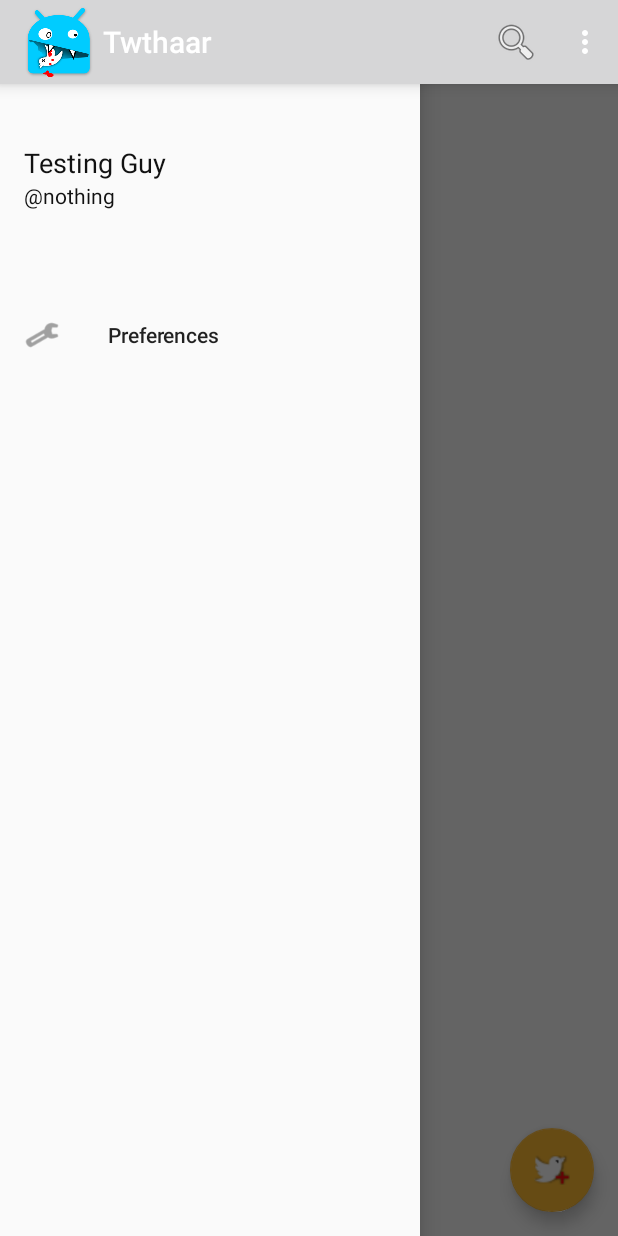
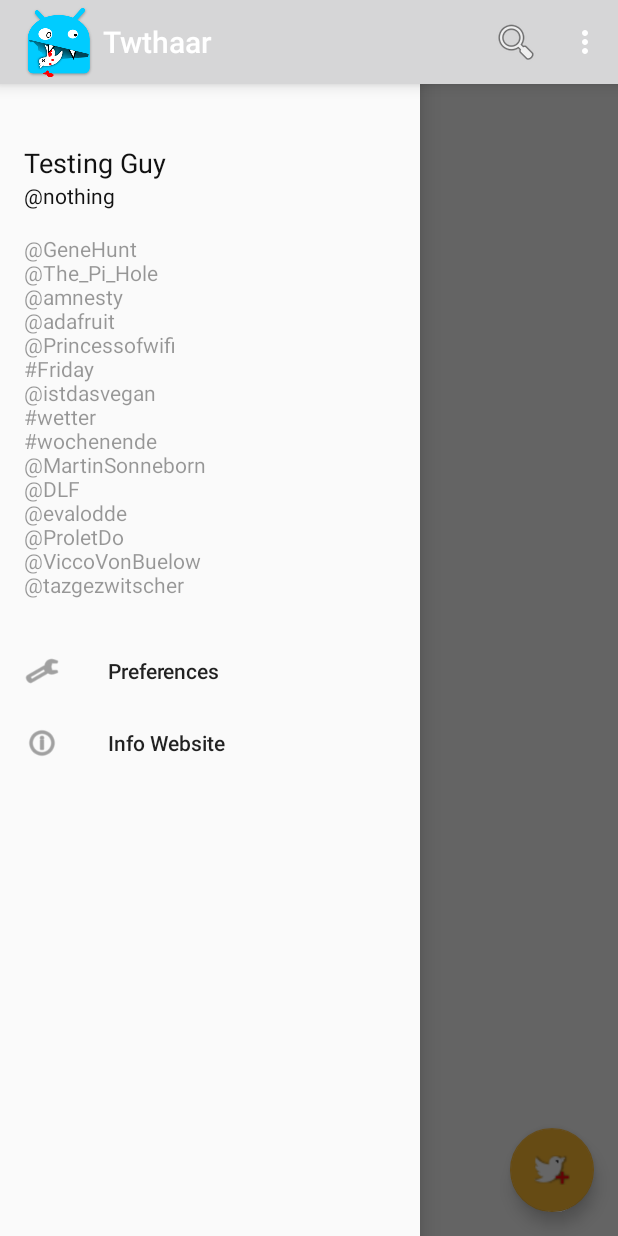
Before and after one commit to no-go/ReoTwe, an Android app: the screen it shows after launch (MainActivity), with the side drawer open, on a phone screen of 412 x 824 dp. Run offline under Robolectric (Android 15) with nearby library versions, the phone set to English and light mode, and no system bars; libraries missing offline, so code that uses them is left out: com.twitter.sdk; 13 statements that could not run were skipped.

Commit message:
more application hints about sidebar, how to click or browse and api-key. Reload app after leaving the prefrences. more dynamical sidebar

```diff
--- a/app/build.gradle
+++ b/app/build.gradle
@@ -7,8 +7,8 @@ android {
         applicationId "de.digisocken.twthaar"
         minSdkVersion 16
         targetSdkVersion 22
-        versionCode 178
-        versionName "1.78"
+        versionCode 179
+        versionName "1.79"
     }
     buildTypes {
         release {
--- a/app/src/main/java/de/digisocken/twthaar/MainActivity.java
+++ b/app/src/main/java/de/digisocken/twthaar/MainActivity.java
@@ -23,10 +23,12 @@ import android.support.v7.app.AppCompatActivity;
 import android.os.Bundle;
 import android.support.v7.app.AppCompatDelegate;
 import android.support.v7.widget.Toolbar;
+import android.util.Log;
 import android.view.Menu;
 import android.view.MenuInflater;
 import android.view.MenuItem;
 import android.view.View;
+import android.view.ViewGroup;
 import android.widget.ArrayAdapter;
 import android.widget.EditText;
 import android.widget.ImageButton;
@@ -36,9 +38,12 @@ import android.widget.TextView;
 import android.widget.Toast;
 
 import com.twitter.sdk.android.core.Callback;
+import com.twitter.sdk.android.core.DefaultLogger;
 import com.twitter.sdk.android.core.Result;
 import com.twitter.sdk.android.core.Twitter;
 import com.twitter.sdk.android.core.TwitterApiClient;
+import com.twitter.sdk.android.core.TwitterAuthConfig;
+import com.twitter.sdk.android.core.TwitterConfig;
 import com.twitter.sdk.android.core.TwitterCore;
 import com.twitter.sdk.android.core.TwitterException;
 import com.twitter.sdk.android.core.TwitterSession;
@@ -98,7 +103,7 @@ public class MainActivity extends AppCompatActivity
     @Override
     public boolean onPrepareOptionsMenu(Menu menu) {
         MenuItem mi2 = menu.findItem(R.id.action_allImages);
-        mi2.setChecked(TwthaarApp.mPreferences.getBoolean("imageful", false));
+        mi2.setChecked(TwthaarApp.mPreferences.getBoolean("imageful", true));
         return super.onPrepareOptionsMenu(menu);
     }
 
@@ -210,6 +215,8 @@ public class MainActivity extends AppCompatActivity
                         }
                     }
                 }
+                TextView favouriteList = (TextView) findViewById(R.id.favouriteList);
+                favouriteList.setText(iniQuery.replace(",","\n"));
                 TwthaarApp.mPreferences.edit().putString("STARTUSERS",iniQuery).apply();
                 Toast.makeText(MainActivity.this, R.string.favAdded, Toast.LENGTH_SHORT).show();
             }
@@ -250,19 +257,15 @@ public class MainActivity extends AppCompatActivity
                     if (userResult != null) {
                         TextView meTxt = (TextView) findViewById(R.id.fullname);
                         TextView meScrTxt = (TextView) findViewById(R.id.screenname);
-                        TextView favouriteList = (TextView) findViewById(R.id.favouriteList);
                         meScrTxt.setText("@" + username);
                         meTxt.setText(userResult.data.name);
+                        TextView favouriteList = (TextView) findViewById(R.id.favouriteList);
                         favouriteList.setText(
                                 TwthaarApp.mPreferences.getString("STARTUSERS", getString(R.string.defaultStarts)).replace(",","\n")
                         );
-
                     }
                 }
             });
-
-
-
         }
 
         FloatingActionButton fab = (FloatingActionButton) findViewById(R.id.fab);
@@ -306,6 +309,11 @@ public class MainActivity extends AppCompatActivity
         NavigationView navigationView = (NavigationView) findViewById(R.id.nav_view);
         navigationView.setNavigationItemSelectedListener(this);
 
+        if (TwthaarApp.mPreferences.getString("CONSUMER_KEY","").equals("") || TwthaarApp.mPreferences.getString("CONSUMER_SECRET","").equals("") ) {
+            ViewGroup hintView = (ViewGroup) getLayoutInflater().inflate(R.layout.tweet_item, null);
+            mListView.addFooterView(hintView);
+        }
+
         button.callOnClick();
     }
 
@@ -342,6 +350,15 @@ public class MainActivity extends AppCompatActivity
     }
 
     @Override
+    public boolean onCreatePanelMenu(int featureId, Menu menu) {
+        TextView favouriteList = (TextView) findViewById(R.id.favouriteList);
+        favouriteList.setText(
+                TwthaarApp.mPreferences.getString("STARTUSERS", getString(R.string.defaultStarts)).replace(",","\n")
+        );
+        return super.onCreatePanelMenu(featureId, menu);
+    }
+
+    @Override
     public boolean onNavigationItemSelected(@NonNull MenuItem item) {
         int id = item.getItemId();
 
@@ -349,6 +366,9 @@ public class MainActivity extends AppCompatActivity
             Intent intent = new Intent(MainActivity.this, PreferencesActivity.class);
             intent.setFlags(Intent.FLAG_ACTIVITY_NO_ANIMATION);
             startActivity(intent);
+        }else if (id == R.id.action_info) {
+            Intent intentProj= new Intent(Intent.ACTION_VIEW, Uri.parse(TwthaarApp.PROJECT_LINK));
+            startActivity(intentProj);
         } else {
             DrawerLayout drawer = (DrawerLayout) findViewById(R.id.drawer_layout);
             drawer.closeDrawer(GravityCompat.START);
@@ -464,7 +484,7 @@ public class MainActivity extends AppCompatActivity
     @Override
     protected void onResume() {
         SharedPreferences mPreferences = PreferenceManager.getDefaultSharedPreferences(getApplicationContext());
-        boolean night = mPreferences.getBoolean("nightmode_use", false);
+        boolean night = mPreferences.getBoolean("nightmode_use", true);
         if (night) {
             int startH = mPreferences.getInt("nightmode_use_start", TwthaarApp.DEFAULT_NIGHT_START);
             int stopH = mPreferences.getInt("nightmode_use_stop", TwthaarApp.DEFAULT_NIGHT_STOP);
@@ -482,6 +502,7 @@ public class MainActivity extends AppCompatActivity
                 AppCompatDelegate.setDefaultNightMode(AppCompatDelegate.MODE_NIGHT_NO);
             }
         }
+
         super.onResume();
     }
 
--- a/app/src/main/java/de/digisocken/twthaar/TweetAdapter.java
+++ b/app/src/main/java/de/digisocken/twthaar/TweetAdapter.java
@@ -33,7 +33,7 @@ class TweetAdapter extends BaseAdapter {
         mContext = context;
         mDataSource = items;
         mInflater = (LayoutInflater) mContext.getSystemService(Context.LAYOUT_INFLATER_SERVICE);
-        imageful = TwthaarApp.mPreferences.getBoolean("imageful", false);
+        imageful = TwthaarApp.mPreferences.getBoolean("imageful", true);
     }
 
     @Override
--- a/app/src/main/java/de/digisocken/twthaar/TwthaarApp.java
+++ b/app/src/main/java/de/digisocken/twthaar/TwthaarApp.java
@@ -48,6 +48,15 @@ public class TwthaarApp extends Application {
         if (!mPreferences.contains("nightmode_use_stop")) {
             mPreferences.edit().putInt("nightmode_use_stop", DEFAULT_NIGHT_STOP).commit();
         }
+        if (!mPreferences.contains("STARTUSERS")) {
+            mPreferences.edit().putString("STARTUSERS", getString(R.string.defaultStarts)).commit();
+        }
+        if (!mPreferences.contains("nightmode_use")) {
+            mPreferences.edit().putBoolean("nightmode_use", true).commit();
+        }
+        if (!mPreferences.contains("imageful")) {
+            mPreferences.edit().putBoolean("imageful", true).commit();
+        }
 
         TwitterConfig config = new TwitterConfig.Builder(this)
                 .logger(new DefaultLogger(Log.DEBUG))
--- a/app/src/main/res/menu/prefmenu.xml
+++ b/app/src/main/res/menu/prefmenu.xml
@@ -9,4 +9,8 @@
         android:title="@string/preferences">
     </item>
 
+    <item
+        android:id="@+id/action_info"
+        android:icon="@android:drawable/ic_menu_info_details"
+        android:title="@string/projPage"></item>
 </menu>
--- a/app/src/main/res/values/strings.xml
+++ b/app/src/main/res/values/strings.xml
@@ -1,7 +1,7 @@
 <resources>
     <string name="app_name">Twthaar</string>
     <string name="flattr_this">Micro-Donate !</string>
-    <string name="projPage">Project Page</string>
+    <string name="projPage">Info Website</string>
     <string name="preferences">Preferences</string>
     <string name="apihint">get it on http://apps.twitter.com</string>
     <string name="search">search @userA or @userB,#tag1,#tag2</string>
@@ -13,7 +13,7 @@
     <string name="closing">Closing %1$s ?</string>
     <string name="sureToClose">Are you sure you want to close me?</string>
     <string name="usersAndTags">Favourite users and tags</string>
-    <string name="favAdded">Favourite(s) added</string>
+    <string name="favAdded">new favourite(s) added</string>
     <string name="usersAndTags_summary">e.g.: @user1,@user32,#tagImportant42,@fails,#epic69,...</string>
     <string name="makeTweet">make tweet …</string>
     <string name="youNeedApiKey">You need a valid API Key and Secret, too!</string>
@@ -24,4 +24,14 @@
     <string name="nightmode_use">dark</string>
     <string name="nightmode_use_start">from …:00 o\'clock</string>
     <string name="nightmode_use_stop">to …:59 o\'clock</string>
+
+    <string name="hintFollowUser">click here to go to user</string>
+    <string name="hintFollowThis">click here to go to XYZ</string>
+    <string name="hintClickLoadFull">Click on content to see the imageful total #XYZ tweet. If the full tweet is loaded, a click opens or plays media or it opens a website. You need an API-Key and API-Secret to run this app. Use the preferences in the left sidebar to add these keys.</string>
+    <string name="hintRTuser">the username, who retweet this tweet</string>
+
+    <string name="Quit">Quit</string>
+    <string name="exit_title">Restart App Now</string>
+    <string name="exit_message">Because you may changed some important preferences, it is better to restart the App.</string>
+
 </resources>
--- a/app/src/main/res/xml/preferences.xml
+++ b/app/src/main/res/xml/preferences.xml
@@ -8,7 +8,7 @@
         android:title="@string/usersAndTags" />
 
     <SwitchPreference
-        android:defaultValue="false"
+        android:defaultValue="true"
         android:key="imageful"
         android:title="@string/imageful" />
 
@@ -28,7 +28,7 @@
         android:title="@string/nightmode" >
 
         <CheckBoxPreference
-            android:defaultValue="false"
+            android:defaultValue="true"
             android:key="nightmode_use"
             android:summary="@string/nightmode_summary"
             android:title="@string/nightmode_use" />
```
Also changed, not shown: app/src/main/java/de/digisocken/twthaar/PreferencesActivity.java (+21 -8 lines), app/src/main/res/layout/tweet_item.xml (+9 -9 lines), 2 other files.
